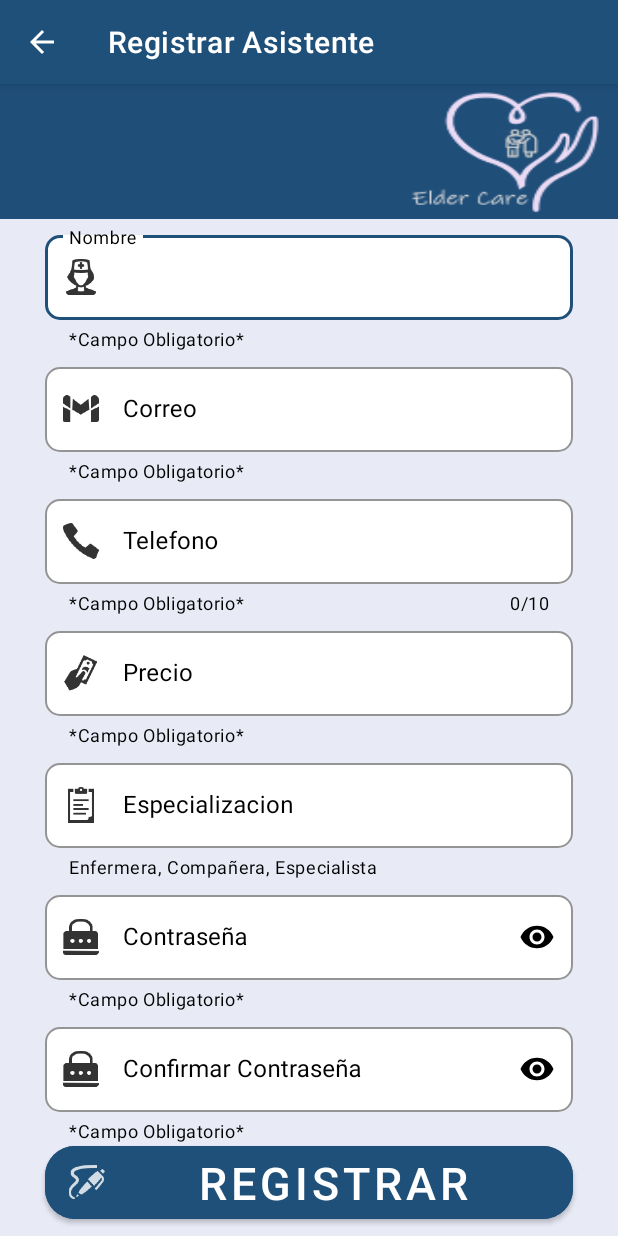
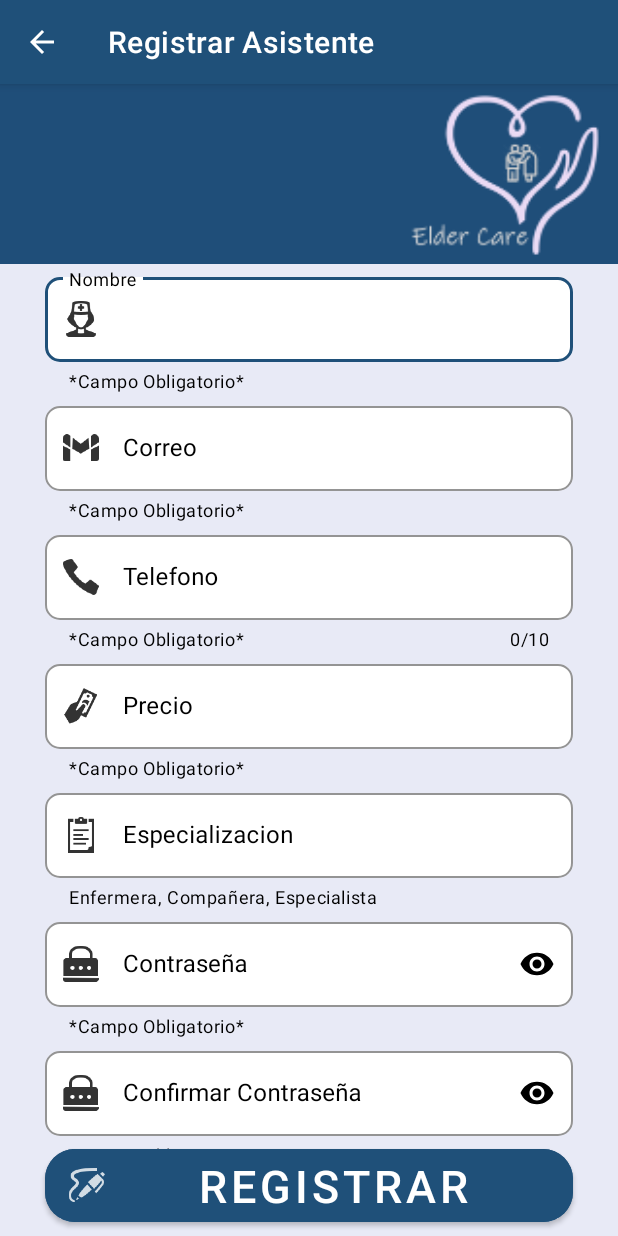
Before and after one commit to TeamRedProject2673/GrandAssistent, an Android app: the Activity_Asistente screen opened directly, with no data from a screen before it, on a phone screen of 412 x 824 dp. Run offline under Robolectric (Android 15) with nearby library versions, the light colour scheme and no system bars; our stand-ins replace Firebase (no records; nobody signed in at launch, a user with empty details on screens opened directly).

Commit message:
Cambio Final

```diff
--- a/app/src/main/java/com/example/grandassistent/Activity_Pantalla_Asistente.java
+++ b/app/src/main/java/com/example/grandassistent/Activity_Pantalla_Asistente.java
@@ -9,7 +9,10 @@ import androidx.recyclerview.widget.RecyclerView;
 import android.graphics.drawable.ColorDrawable;
 import android.os.Build;
 import android.os.Bundle;
+import android.view.View;
 import android.view.Window;
+import android.widget.Button;
+import android.widget.Toast;
 
 import com.google.firebase.auth.FirebaseAuth;
 import com.google.firebase.auth.FirebaseUser;
@@ -23,8 +26,8 @@ import java.util.ArrayList;
 
 public class Activity_Pantalla_Asistente extends AppCompatActivity {
 
+    Button btn_contratar;
     RecyclerView recyclerView;
-
     FirebaseAuth mAuth;
     FirebaseUser firebaseUser;
     FirebaseDatabase firebaseDatabase;
@@ -45,10 +48,13 @@ public class Activity_Pantalla_Asistente extends AppCompatActivity {
         firebaseDatabase = FirebaseDatabase.getInstance();
         mDatabase = firebaseDatabase.getReference("USUARIOS_GRAND_ASSISTENT");
 
+        btn_contratar = (Button) findViewById(R.id.btn_Contratar);
         recyclerView = findViewById(R.id.Asistentes_Lista);
         recyclerView.setLayoutManager(new LinearLayoutManager(this));
 
+
         Lista();
+
 
         if(Build.VERSION.SDK_INT >= Build.VERSION_CODES.LOLLIPOP){
             Window window = this.getWindow();
--- a/app/src/main/java/com/example/grandassistent/MainActivity_Pantalla_Inicio.java
+++ b/app/src/main/java/com/example/grandassistent/MainActivity_Pantalla_Inicio.java
@@ -27,8 +27,8 @@ public class MainActivity_Pantalla_Inicio extends AppCompatActivity {
         setContentView(R.layout.activity_main_pantalla_inicio);
         ActionBar actionBar = getSupportActionBar();
         actionBar.setBackgroundDrawable(new ColorDrawable(getResources().getColor(R.color.color_btn_iniciar)));
-        actionBar.setTitle("Inicio");
-        actionBar.setIcon(R.mipmap.icono_logo_app);
+        actionBar.setTitle("  Inicio");
+        actionBar.setIcon(R.drawable.icono_draw_logo_white);
         actionBar.setDisplayShowHomeEnabled(true);
 
 
--- a/app/src/main/res/layout/activity_asistente.xml
+++ b/app/src/main/res/layout/activity_asistente.xml
@@ -10,7 +10,7 @@
     <ImageView
         android:id="@+id/imageView2"
         android:layout_width="match_parent"
-        android:layout_height="90dp"
+        android:layout_height="120dp"
         android:background="@mipmap/logo_app"
         app:layout_constraintEnd_toEndOf="parent"
         app:layout_constraintStart_toStartOf="parent"
@@ -22,7 +22,7 @@
         android:layout_width="match_parent"
         android:layout_height="wrap_content"
         android:layout_marginStart="30dp"
-        android:layout_marginTop="5dp"
+        android:layout_marginTop="3dp"
         android:layout_marginEnd="30dp"
         app:boxStrokeErrorColor="@color/design_default_color_error"
         app:counterOverflowTextColor="@color/design_default_color_error"
@@ -79,7 +79,7 @@
         app:endIconTint="@color/black"
         app:hintTextColor="@color/black"
         android:layout_marginStart="30dp"
-        android:layout_marginTop="5dp"
+        android:layout_marginTop="3dp"
         android:layout_marginEnd="30dp"
         app:layout_constraintEnd_toEndOf="parent"
         app:layout_constraintStart_toStartOf="parent"
@@ -123,7 +123,7 @@
         app:counterMaxLength="10"
         app:counterTextColor="@color/black"
         android:layout_marginStart="30dp"
-        android:layout_marginTop="5dp"
+        android:layout_marginTop="3dp"
         android:layout_marginEnd="30dp"
         app:layout_constraintEnd_toEndOf="parent"
         app:layout_constraintStart_toStartOf="parent"
@@ -164,7 +164,7 @@
         app:prefixTextColor="@color/black"
         app:counterTextColor="@color/black"
         android:layout_marginStart="30dp"
-        android:layout_marginTop="5dp"
+        android:layout_marginTop="3dp"
         android:layout_marginEnd="30dp"
         app:layout_constraintEnd_toEndOf="parent"
         app:layout_constraintStart_toStartOf="parent"
@@ -186,7 +186,7 @@
         android:layout_width="match_parent"
         android:layout_height="wrap_content"
         android:layout_marginStart="30dp"
-        android:layout_marginTop="5dp"
+        android:layout_marginTop="3dp"
         android:layout_marginEnd="30dp"
         app:boxStrokeErrorColor="@color/design_default_color_error"
         app:counterOverflowTextColor="@color/design_default_color_error"
@@ -242,7 +242,7 @@
         app:helperTextTextColor="@color/black"
         app:hintTextColor="@color/black"
         android:layout_marginStart="30dp"
-        android:layout_marginTop="5dp"
+        android:layout_marginTop="3dp"
         android:layout_marginEnd="30dp"
         app:layout_constraintEnd_toEndOf="parent"
         app:layout_constraintStart_toStartOf="parent"
@@ -283,7 +283,7 @@
         app:helperTextTextColor="@color/black"
         app:hintTextColor="@color/black"
         android:layout_marginStart="30dp"
-        android:layout_marginTop="5dp"
+        android:layout_marginTop="3dp"
         android:layout_marginEnd="30dp"
         app:layout_constraintEnd_toEndOf="parent"
         app:layout_constraintStart_toStartOf="parent"
@@ -305,7 +305,7 @@
         android:layout_height="wrap_content"
         android:layout_marginStart="30dp"
         android:layout_marginEnd="30dp"
-        android:layout_marginBottom="5dp"
+        android:layout_marginBottom="3dp"
         android:backgroundTint="@color/color_btn_iniciar"
         android:drawableLeft="@drawable/icono_registrar"
         android:drawableTint="@color/white"
--- a/app/src/main/res/layout/item.xml
+++ b/app/src/main/res/layout/item.xml
@@ -91,6 +91,7 @@
                 android:textSize="18sp" />
         </LinearLayout>
         <Button
+            android:id="@+id/btn_Contratar"
             android:layout_width="match_parent"
             android:layout_height="wrap_content"
             android:backgroundTint="@color/color_btn_iniciar"
```
Also changed, not shown: app/src/main/res/drawable-hdpi/icono_draw_logo_white.png (added), app/src/main/res/drawable-mdpi/icono_draw_logo_white.png (added), app/src/main/res/drawable-xhdpi/icono_draw_logo_white.png (added), app/src/main/res/drawable-xxhdpi/icono_draw_logo_white.png (added), app/src/main/res/drawable-xxxhdpi/icono_draw_logo_white.png (added).
